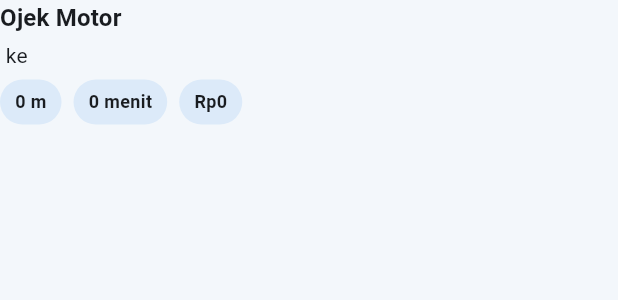
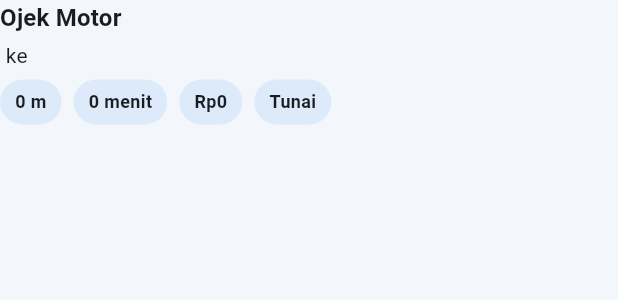
Before and after one commit to solusixavindo/TapGo, a Flutter app: the _RideSummary widget shown alone on an empty page, opened directly with empty values, on a phone screen of 412 x 824 dp. Shown: the top 300 px of the screen. Run offline on Flutter 3.47's test engine with Material 3 defaults, Android fonts, the phone set to English and light mode, and no system bars; our stand-ins replace dio, flutter_map, flutter_riverpod, flutter_secure_storage, flutter_svg, geolocator and 4 more; accounts and stored records are empty.

Commit message:
feat(driver_app): tampilkan metode pembayaran; jangan tagih tunai bila TapGoPay
Ride yang dibayar TapGoPay kini diberi label dan pesan pengingat di kartu
perjalanan driver, supaya penumpang tidak tertagih dua kali. Nilai selain
DIGITAL diperlakukan sebagai tunai.

Co-Authored-By: Claude Sonnet 5 <noreply@anthropic.com>

```diff
--- a/apps/driver_app/lib/features/driver/domain/driver_models.dart
+++ b/apps/driver_app/lib/features/driver/domain/driver_models.dart
@@ -353,9 +353,11 @@ class DriverRide {
     this.totalFare,
     this.currency = 'IDR',
     this.updatedAt,
+    this.paymentMethod = 'CASH',
   });
 
   factory DriverRide.fromJson(Map<String, dynamic> json) {
+    final payment = json['payment'];
     final pickup = json['pickup'];
     final dropoff = json['dropoff'];
     final fare = json['fare'];
@@ -372,8 +374,16 @@ class DriverRide {
       currency:
           '${(fare is Map ? fare['currency'] : null) ?? json['currency'] ?? 'IDR'}',
       updatedAt: DateTime.tryParse('${json['updatedAt'] ?? ''}'),
+      paymentMethod: payment is Map && payment['method'] == 'DIGITAL'
+          ? 'DIGITAL'
+          : 'CASH',
     );
   }
+
+  /// 'DIGITAL' = penumpang sudah membayar lewat TapGoPay: driver TIDAK boleh
+  /// menagih tunai. Nilai selain DIGITAL diperlakukan sebagai tunai.
+  final String paymentMethod;
+  bool get isPaidDigitally => paymentMethod == 'DIGITAL';
 
   final String reference;
   final String serviceType;
--- a/apps/driver_app/lib/features/driver/presentation/driver_screens.dart
+++ b/apps/driver_app/lib/features/driver/presentation/driver_screens.dart
@@ -725,8 +725,20 @@ class _RideSummary extends StatelessWidget {
               InfoChip(label: _duration(ride.durationSeconds!)),
             if (ride.totalFare != null)
               InfoChip(label: _rupiah(ride.totalFare!)),
+            InfoChip(label: ride.isPaidDigitally ? 'TapGoPay' : 'Tunai'),
           ],
         ),
+        if (ride.isPaidDigitally) ...[
+          const SizedBox(height: 8),
+          Text(
+            'Sudah dibayar lewat TapGoPay. Jangan menagih tunai ke penumpang.',
+            key: const ValueKey('ride-paid-digital-notice'),
+            style: TextStyle(
+              color: Theme.of(context).colorScheme.primary,
+              fontWeight: FontWeight.w700,
+            ),
+          ),
+        ],
       ],
     );
   }
```
Also changed, not shown: 1 other file.
